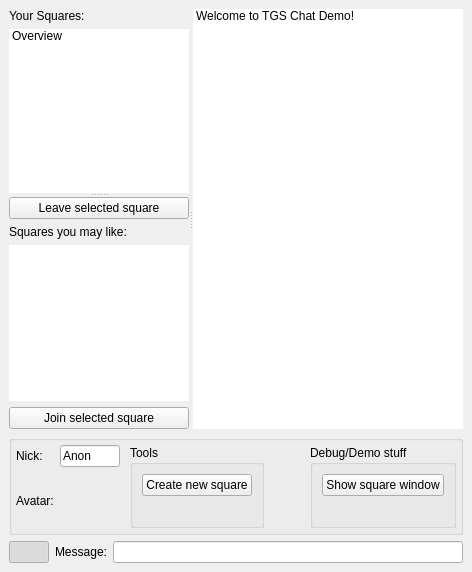
The window that src/ui/main.ui (whirm/tgs-pc) describes before a commit, drawn with Qt 5.
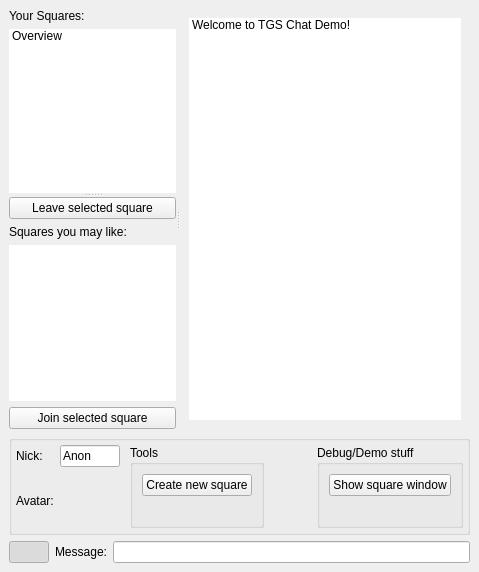
The same window after the commit. Icons and pictures are not drawn.

Commit message: Each Square has its own message list and the overview item has every message.

What changed in the file:
```diff
--- a/src/ui/main.ui
+++ b/src/ui/main.ui
@@ -6,7 +6,7 @@
    <rect>
     <x>0</x>
     <y>0</y>
-    <width>469</width>
+    <width>479</width>
     <height>572</height>
    </rect>
   </property>
@@ -120,6 +120,9 @@
                <property name="text">
                 <string>Overview</string>
                </property>
+               <property name="flags">
+                <set>ItemIsSelectable|ItemIsUserCheckable|ItemIsEnabled</set>
+               </property>
               </item>
              </widget>
             </item>
@@ -224,6 +227,16 @@
         </item>
        </layout>
       </widget>
+      <widget class="QStackedWidget" name="messages_stack">
+       <property name="minimumSize">
+        <size>
+         <width>290</width>
+         <height>0</height>
+        </size>
+       </property>
+       <widget class="QWidget" name="overview">
+        <layout class="QVBoxLayout" name="verticalLayout_6">
+         <item>
       <widget class="QListWidget" name="message_list">
        <property name="sizePolicy">
         <sizepolicy hsizetype="Expanding" vsizetype="Expanding">
@@ -231,6 +244,12 @@
          <verstretch>0</verstretch>
         </sizepolicy>
        </property>
+           <property name="minimumSize">
+            <size>
+             <width>0</width>
+             <height>0</height>
+            </size>
+           </property>
        <property name="frameShape">
         <enum>QFrame::NoFrame</enum>
        </property>
@@ -282,6 +301,11 @@
         </property>
        </item>
       </widget>
+         </item>
+        </layout>
+       </widget>
+       <widget class="QWidget" name="page_2"/>
+      </widget>
      </widget>
     </item>
     <item>
```
Left out of the diff: 32 changed lines with no effect on the pictures. Lines whose indentation alone changed are shown as unchanged. The commit also changes 3 other files.
